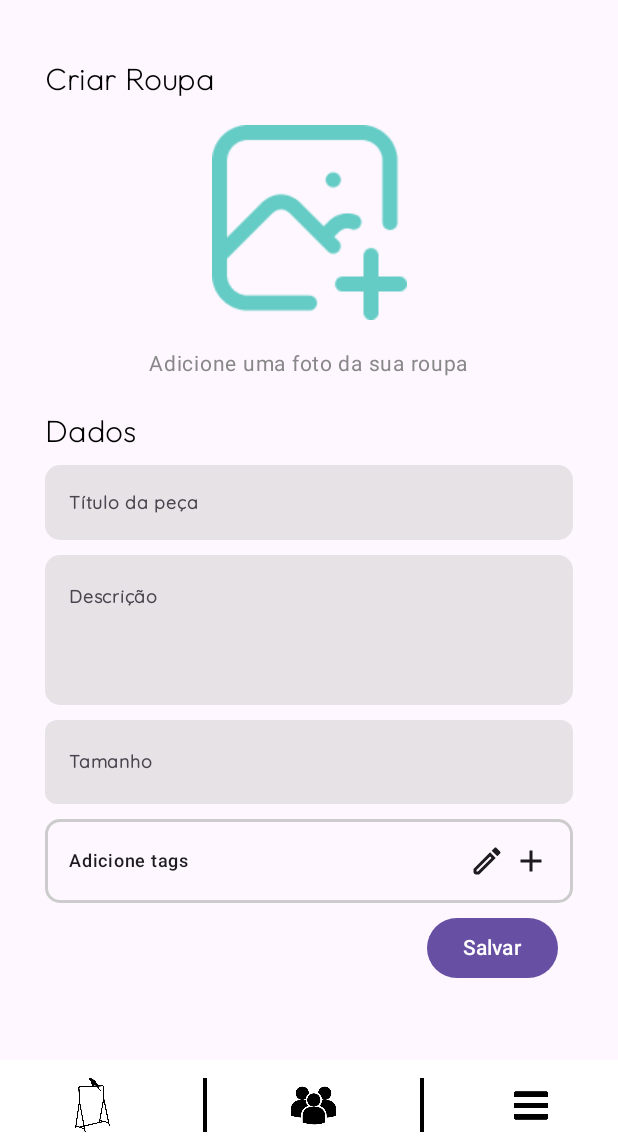
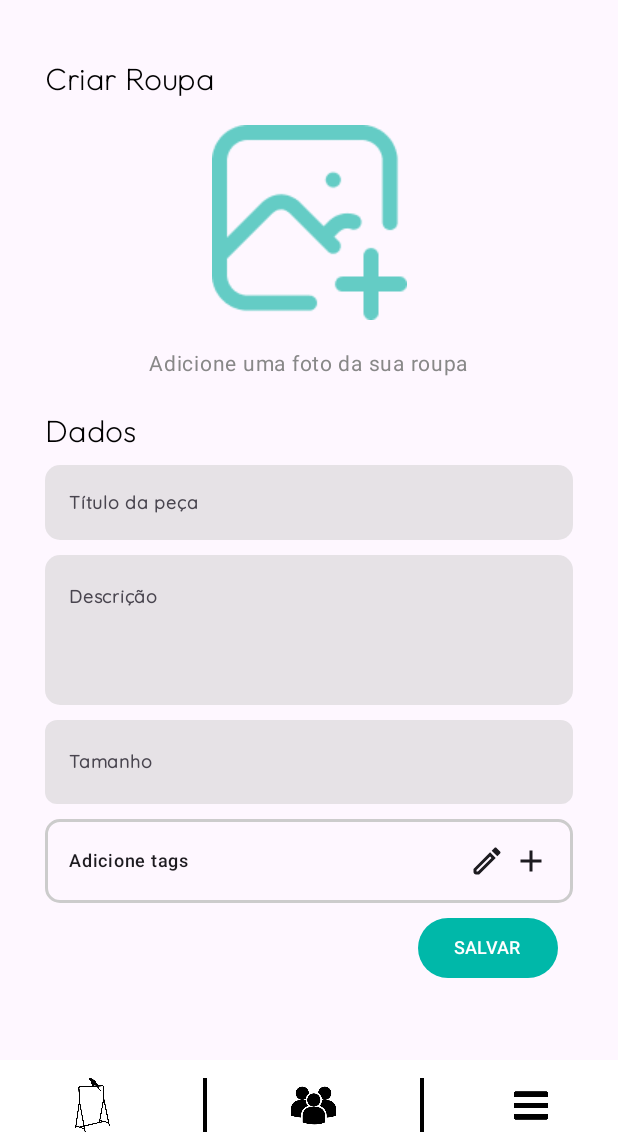
Before and after one commit to leonanmar886/arara, an Android app built with Jetpack Compose: the ClothesRegisterScreen screen opened through its navigation route, on a phone screen of 412 x 824 dp, the part 92-1236 px from its top. Run offline under Robolectric (Android 15) with nearby library versions, the phone set to English and light mode, and no system bars; our stand-ins replace Firebase (no records; nobody signed in at launch, a user with empty details on screens opened directly); pictures from the network do not load.

Commit message:
botão da tela de registro de roupa foi modificado

```diff
--- a/app/src/main/java/com/example/arara/ui/screens/clothes/ClothesRegisterScreen.kt
+++ b/app/src/main/java/com/example/arara/ui/screens/clothes/ClothesRegisterScreen.kt
@@ -26,6 +26,7 @@ import androidx.compose.material.icons.outlined.Add
 import androidx.compose.material.icons.outlined.Close
 import androidx.compose.material.icons.outlined.Edit
 import androidx.compose.material3.Button
+import androidx.compose.material3.ButtonDefaults
 import androidx.compose.material3.DropdownMenu
 import androidx.compose.material3.DropdownMenuItem
 import androidx.compose.material3.Icon
@@ -223,11 +224,15 @@ fun ClothesRegisterScreenContent(
 			){
 				Button(
 					onClick = onRegister,
+					colors = ButtonDefaults.buttonColors(containerColor = Color(0xFF00B8A9)),
 					modifier = Modifier
 						.height(60.dp)
-						.padding(10.dp),
+						.padding(10.dp)
 				) {
-					Text(text = "Salvar")
+					Text(
+						text = "SALVAR",
+						fontSize = 12.sp
+					)
 				}
 			}
 		}
```
